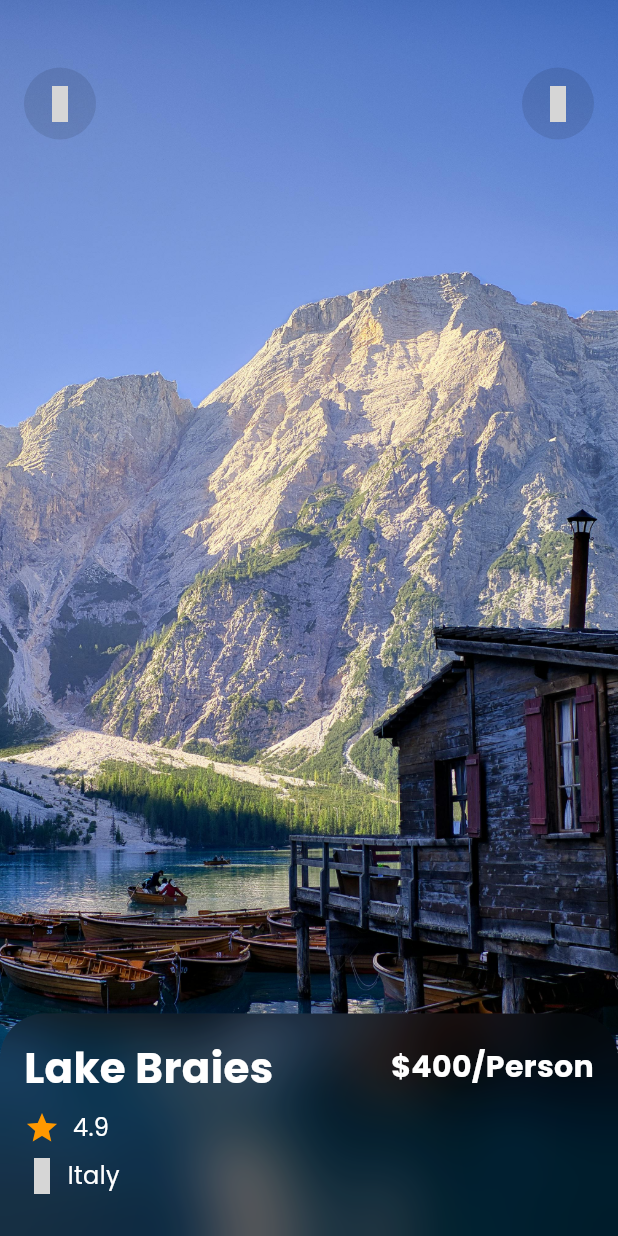
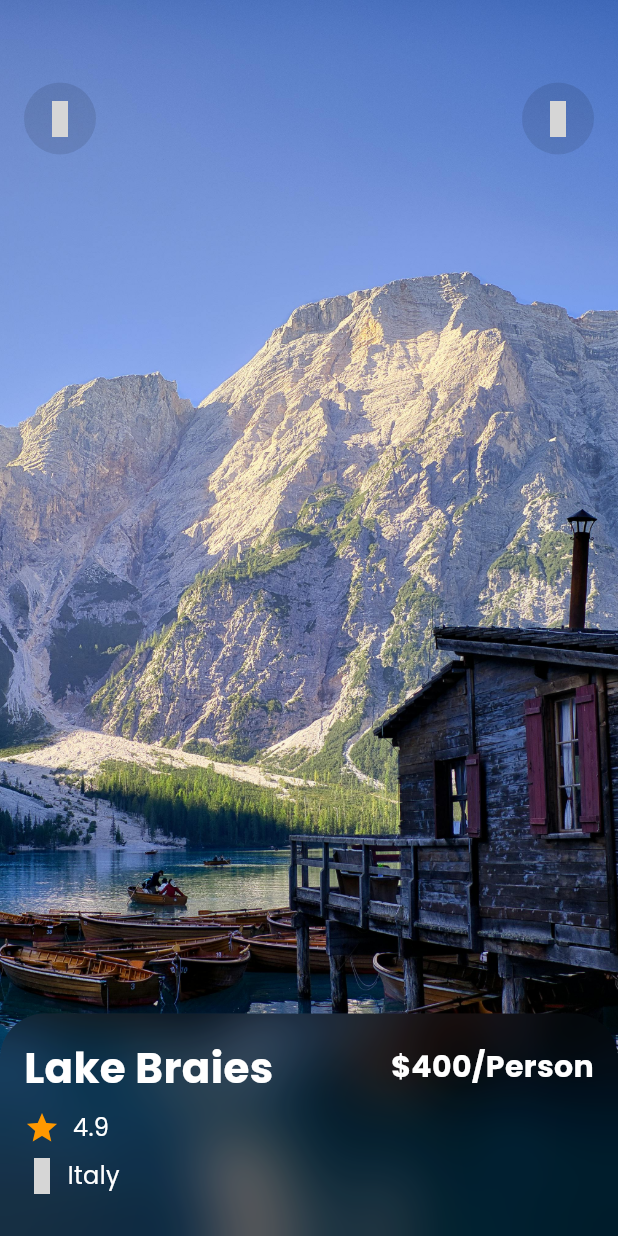
Before and after one commit to prajwalx7/travel_app_ui, a Flutter app: the screen it shows after launch, after a tap on "Explore", on a phone screen of 412 x 824 dp. Run offline on Flutter 3.47's test engine with Material 3 defaults, Android fonts, the light colour scheme and no system bars; our stand-ins replace get, google_fonts, iconsax, lottie; missing offline and left inert: country_flags, ticket_widget; grey boxes are pictures that could not be loaded.

Commit message:
screenshots

```diff
--- a/lib/Screens/booking_screen.dart
+++ b/lib/Screens/booking_screen.dart
@@ -96,7 +96,8 @@ class _BookingScreenState extends State<BookingScreen> {
         title: const Text("Book your ticket"),
         centerTitle: true,
       ),
-      body: Column(
+      body: SingleChildScrollView(
+        child: Column(
           children: [
             Padding(
               padding: const EdgeInsets.only(left: 16.0, right: 16.0, top: 30),
@@ -325,7 +326,7 @@ class _BookingScreenState extends State<BookingScreen> {
               bottom: 0,
               left: 0,
               right: 0,
-            child: Container(
+              child: SizedBox(
                 height: 234,
                 width: double.infinity,
                 child: Lottie.asset(
@@ -335,6 +336,7 @@ class _BookingScreenState extends State<BookingScreen> {
               ),
             ),
           ],
+        ),
       ),
     );
   }
--- a/lib/Screens/home_detail_screen.dart
+++ b/lib/Screens/home_detail_screen.dart
@@ -27,7 +27,7 @@ class HomeDetailPage extends StatelessWidget {
             ),
           ),
           Positioned(
-            top: 45,
+            top: 55,
             left: 16,
             right: 16,
             child: Row(
```
Also changed, not shown: 8 other files. Lines whose indentation alone changed are shown as unchanged.
